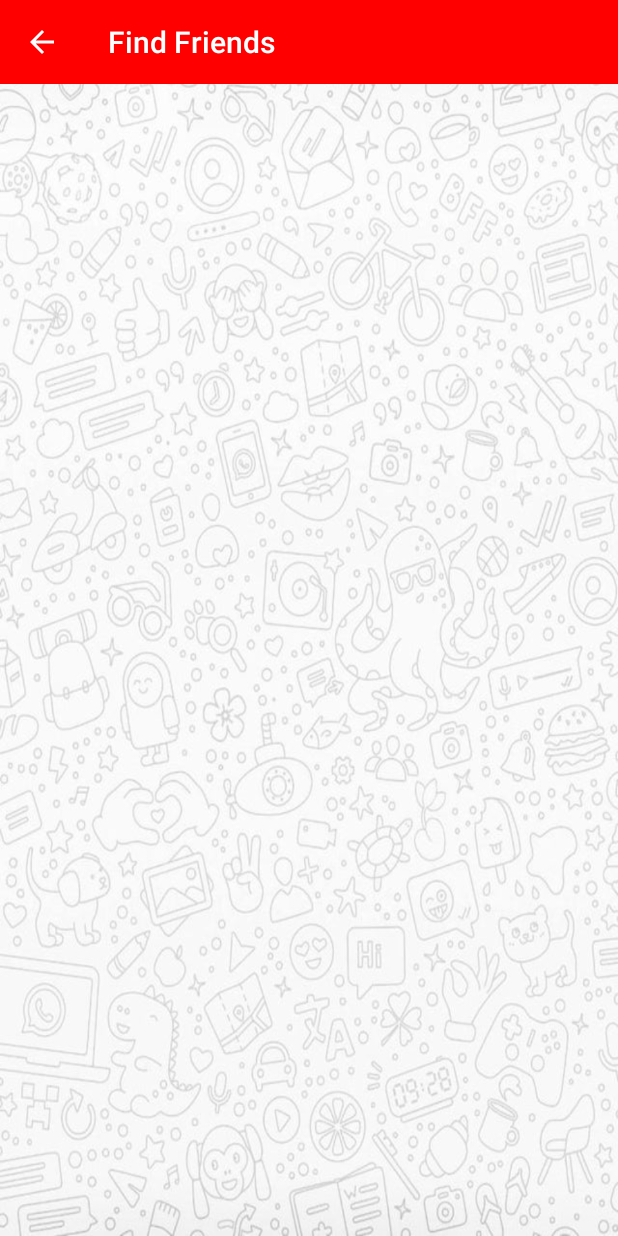
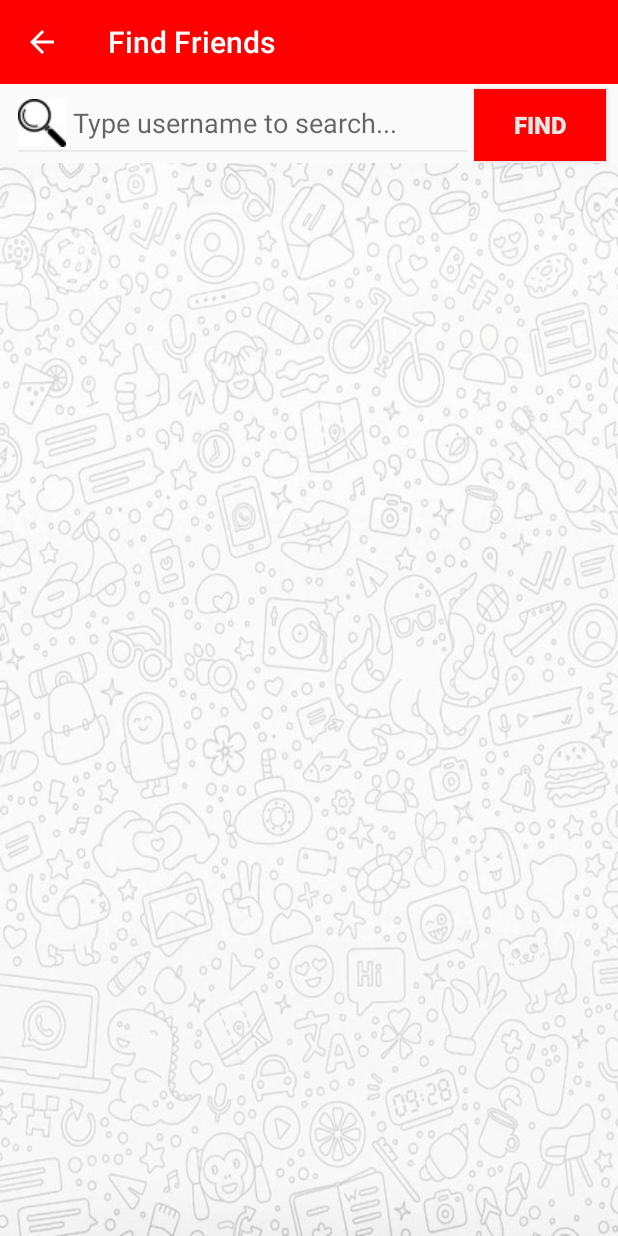
Before and after one commit to gauravraj0510/PopChat, an Android app: the FindFriendsActivity screen opened directly, with no data from a screen before it, on a phone screen of 412 x 824 dp. Run offline under Robolectric (Android 15) with nearby library versions, the phone set to English and light mode, and no system bars; our stand-ins replace CircleImageView, Firebase (no records; nobody signed in at launch, a user with empty details on screens opened directly), Picasso.

Commit message:
search bar added in FindFriendsActivity

```diff
--- a/app/src/main/res/layout/activity_find_friends.xml
+++ b/app/src/main/res/layout/activity_find_friends.xml
@@ -16,11 +16,42 @@
     <androidx.recyclerview.widget.RecyclerView
         android:id="@+id/find_friends_recycler_view"
         android:layout_width="0dp"
+        android:layout_height="0dp"
         android:background="@drawable/background_doodle"
-        android:layout_height="0dp"
         app:layout_constraintBottom_toBottomOf="parent"
         app:layout_constraintEnd_toEndOf="parent"
         app:layout_constraintStart_toStartOf="parent"
+        app:layout_constraintTop_toBottomOf="@+id/search_users_input_field" />
+
+    <EditText
+        android:id="@+id/search_users_input_field"
+        android:layout_width="0dp"
+        android:layout_height="wrap_content"
+        android:drawableStart="@drawable/search"
+        android:hint=" Type username to search..."
+        android:paddingRight="16dp"
+        android:backgroundTint="@color/colorAccent"
+        android:textColor="@color/colorPrimaryDark"
+        android:layout_marginStart="8dp"
+        app:layout_constraintEnd_toStartOf="@+id/find_users_button"
+        app:layout_constraintStart_toStartOf="parent"
         app:layout_constraintTop_toBottomOf="@+id/find_friends_toolbar" />
 
+    <Button
+        android:id="@+id/find_users_button"
+        android:layout_width="wrap_content"
+        android:layout_height="wrap_content"
+        android:layout_marginEnd="8dp"
+        android:background="@drawable/buttons"
+        android:text="Find"
+        android:textColor="@color/colorAccent"
+        android:textStyle="bold"
+        android:layout_marginBottom="3dp"
+        android:layout_marginTop="3dp"
+        android:textSize="16sp"
+        app:layout_constraintBottom_toTopOf="@+id/find_friends_recycler_view"
+        app:layout_constraintEnd_toEndOf="parent"
+        app:layout_constraintTop_toBottomOf="@+id/find_friends_toolbar"
+        app:layout_constraintVertical_bias="0.0" />
+
 </androidx.constraintlayout.widget.ConstraintLayout>
```
Also changed, not shown: app/src/main/java/com/example/popchat/FindFriendsActivity.java (+58 -0 lines), app/src/main/res/drawable/search.png (added).
